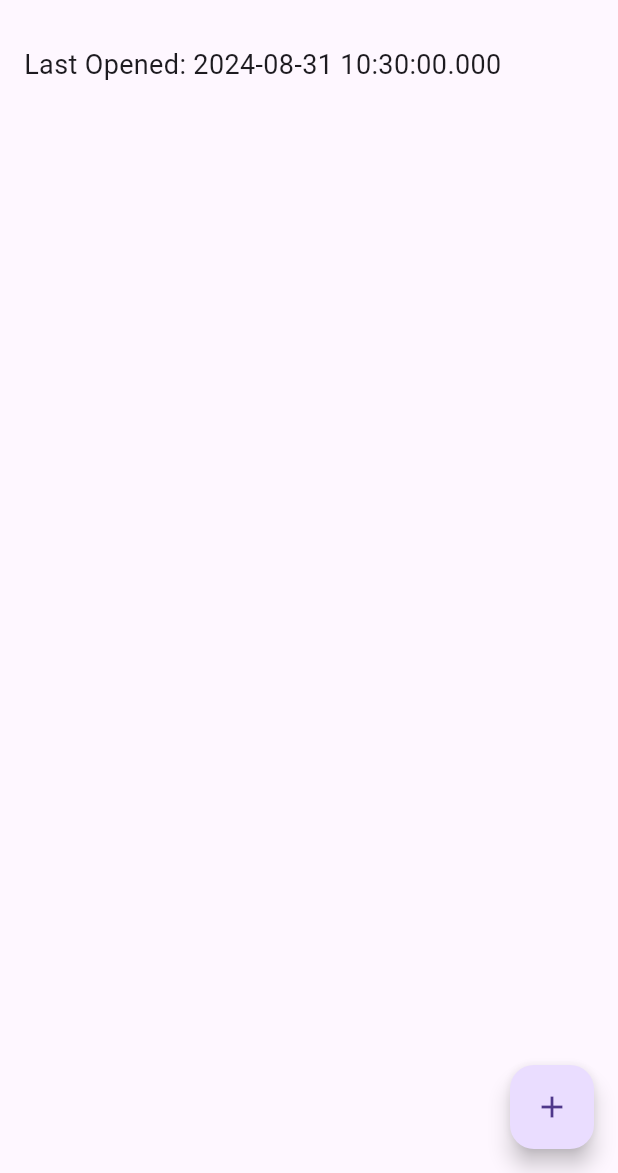
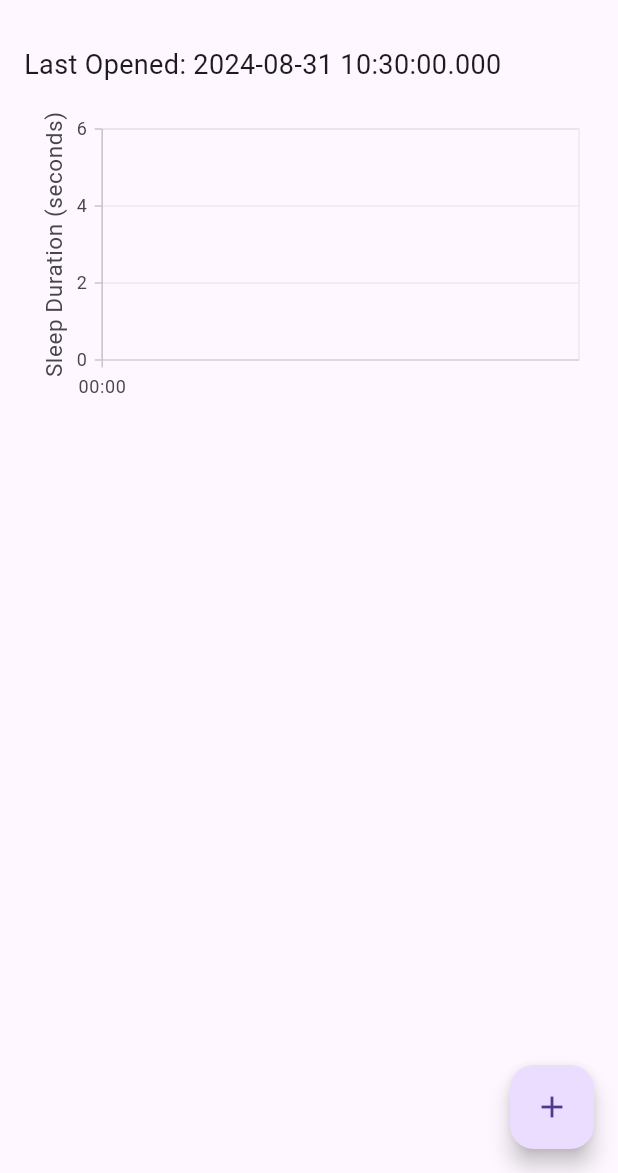
Before and after one commit to rakshithkalmadi/sleep_tracker, a Flutter app: the screen it shows after launch, on a phone screen of 412 x 824 dp, the part 63-1236 px from its top. Run offline on Flutter 3.47's test engine with Material 3 defaults, Android fonts, the phone set to English and light mode, and no system bars; our stand-ins replace shared_preferences, syncfusion_flutter_charts.

Commit message:
updated graph

```diff
--- a/lib/main.dart
+++ b/lib/main.dart
@@ -1,5 +1,6 @@
 import 'package:flutter/material.dart';
 import 'package:shared_preferences/shared_preferences.dart';
+import 'package:syncfusion_flutter_charts/charts.dart';  // Import Syncfusion chart package
 import 'dart:async';
 
 void main() {
@@ -75,6 +76,21 @@ class _SleepTrackerPageState extends State<SleepTrackerPage> {
     return "${duration.inHours} hours, ${duration.inMinutes % 60} minutes, ${duration.inSeconds % 60} seconds";
   }
 
+  List<ChartData> _prepareChartData() {
+    List<ChartData> data = [];
+    for (int i = 1; i < _openTimes.length; i++) {
+      DateTime prev = DateTime.parse(_openTimes[i]);
+      DateTime curr = DateTime.parse(_openTimes[i - 1]);
+      Duration sleepDuration = curr.difference(prev);
+
+      data.add(ChartData(
+        x: prev,
+        y: sleepDuration.inSeconds.toDouble(),  // Store duration in minutes
+      ));
+    }
+    return data;
+  }
+
   @override
   Widget build(BuildContext context) {
     return Scaffold(
@@ -100,6 +116,25 @@ class _SleepTrackerPageState extends State<SleepTrackerPage> {
             Text(
               'Last Opened: $_lastOpenTime',
               style: TextStyle(fontSize: 18),
+            ),
+            SizedBox(height: 20),
+            Container(
+              height: 200, // Adjust the height of the chart as needed
+              child: SfCartesianChart(
+                primaryXAxis: DateTimeAxis(),  // Use DateTimeAxis for the x-axis
+                primaryYAxis: NumericAxis(
+                  title: AxisTitle(text: 'Sleep Duration (seconds)'),  // Label the y-axis
+                ),
+                series: <CartesianSeries>[
+                  LineSeries<ChartData, DateTime>(
+                    dataSource: _prepareChartData(),
+                    xValueMapper: (ChartData data, _) => data.x,
+                    yValueMapper: (ChartData data, _) => data.y,
+                    color: Colors.blue,
+                    markerSettings: MarkerSettings(isVisible: true),
+                  ),
+                ],
+              ),
             ),
             SizedBox(height: 20),
             Expanded(
@@ -148,3 +183,10 @@ class _SleepTrackerPageState extends State<SleepTrackerPage> {
     ) ?? false;
   }
 }
+
+class ChartData {
+  final DateTime x;
+  final double y;
+
+  ChartData({required this.x, required this.y});
+}
```
